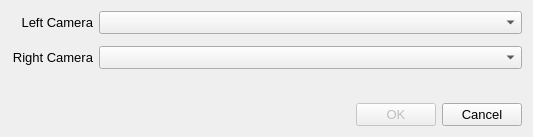
Qt form ui/CamSelDlg.ui (noaa-afsc-mace/CamtrawlBrowser) before a commit.
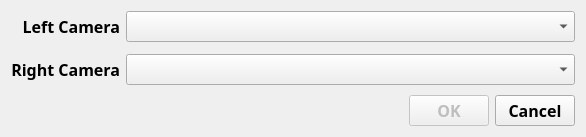
The same form after that commit.

```diff
--- a/ui/CamSelDlg.ui
+++ b/ui/CamSelDlg.ui
@@ -6,7 +6,7 @@
    <rect>
     <x>0</x>
     <y>0</y>
-    <width>533</width>
+    <width>586</width>
     <height>137</height>
    </rect>
   </property>
@@ -29,7 +29,10 @@
       <widget class="QLabel" name="label">
        <property name="font">
         <font>
-         <pointsize>10</pointsize>
+         <family>Arial Black</family>
+         <pointsize>12</pointsize>
+         <weight>75</weight>
+         <bold>true</bold>
         </font>
        </property>
        <property name="text">
@@ -44,7 +47,10 @@
       <widget class="QComboBox" name="leftBox">
        <property name="font">
         <font>
-         <pointsize>10</pointsize>
+         <family>Arial Black</family>
+         <pointsize>12</pointsize>
+         <weight>75</weight>
+         <bold>true</bold>
         </font>
        </property>
       </widget>
@@ -53,7 +59,10 @@
       <widget class="QLabel" name="label_2">
        <property name="font">
         <font>
-         <pointsize>10</pointsize>
+         <family>Arial Black</family>
+         <pointsize>12</pointsize>
+         <weight>75</weight>
+         <bold>true</bold>
         </font>
        </property>
        <property name="text">
@@ -68,7 +77,10 @@
       <widget class="QComboBox" name="rightBox">
        <property name="font">
         <font>
-         <pointsize>10</pointsize>
+         <family>Arial Black</family>
+         <pointsize>12</pointsize>
+         <weight>75</weight>
+         <bold>true</bold>
         </font>
        </property>
       </widget>
@@ -110,7 +122,10 @@
        </property>
        <property name="font">
         <font>
-         <pointsize>10</pointsize>
+         <family>Arial Black</family>
+         <pointsize>12</pointsize>
+         <weight>75</weight>
+         <bold>true</bold>
         </font>
        </property>
        <property name="text">
@@ -122,7 +137,10 @@
       <widget class="QPushButton" name="pbCancel">
        <property name="font">
         <font>
-         <pointsize>10</pointsize>
+         <family>Arial Black</family>
+         <pointsize>12</pointsize>
+         <weight>75</weight>
+         <bold>true</bold>
         </font>
        </property>
        <property name="text">
```
